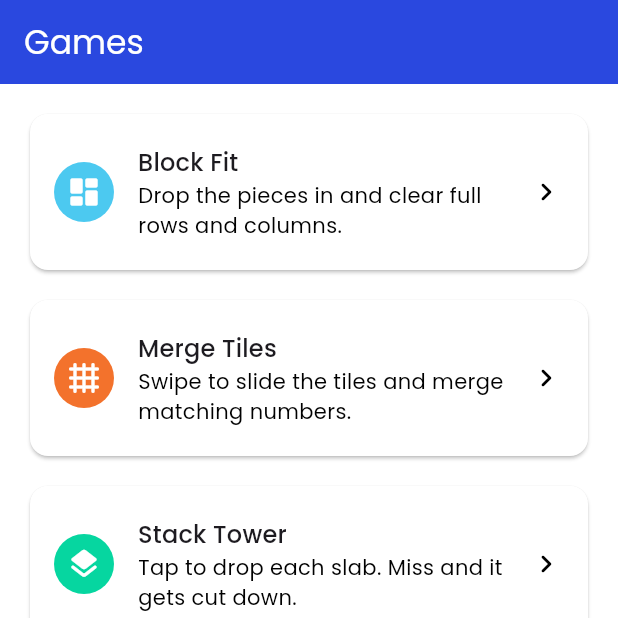
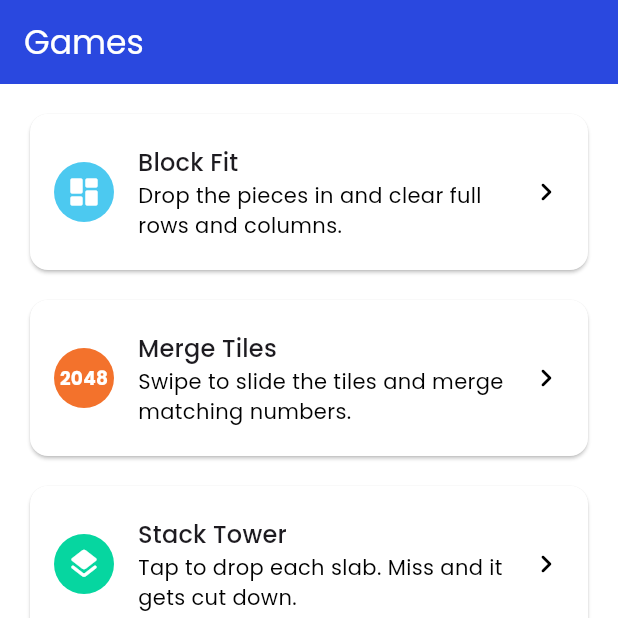
Before and after one commit to MerdanDev/sadagames, a Flutter app: the screen it shows after launch, on a phone screen of 412 x 824 dp, the top half of it. Run offline on Flutter 3.47's test engine with Material 3 defaults, Android fonts, the phone set to English and light mode, and no system bars; our stand-ins replace audioplayers, bloc, equatable, flutter_bloc, google_fonts, shared_preferences; missing offline and left inert: flame, flame_audio, flame_behaviors; generated files the repository leaves out were written again.

Commit message:
Show the empty board in Merge Tiles and label it 2048
Without the empty cells drawn the tiles floated in space and there was no
way to see where a slide would land. Draw the grid faintly underneath
everything, including under the tile being swallowed by a merge.

A catalog entry can now carry short text instead of an icon, which suits a
game whose shape everyone knows by its number.

Co-Authored-By: Claude Opus 4.8 <noreply@anthropic.com>

```diff
--- a/lib/games/game_catalog.dart
+++ b/lib/games/game_catalog.dart
@@ -14,12 +14,16 @@ class GameCatalogEntry {
     required this.id,
     required this.name,
     required this.description,
-    required this.icon,
     required this.color,
     required this.routeBuilder,
+    this.icon,
+    this.iconLabel,
     this.recordMetric,
     this.recordUnit = '',
-  });
+  }) : assert(
+         icon != null || iconLabel != null,
+         'An entry needs either an icon or a label to show on the menu',
+       );
 
   /// Stable identifier, also used as the widget key on the menu page.
   final String id;
@@ -28,7 +32,11 @@ class GameCatalogEntry {
 
   final String description;
 
-  final IconData icon;
+  /// Icon shown on the menu. Leave null to show [iconLabel] instead.
+  final IconData? icon;
+
+  /// Short text shown in place of an icon, for a game whose name is a number.
+  final String? iconLabel;
 
   /// Accent color used for the entry's leading icon.
   final Color color;
@@ -65,7 +73,7 @@ abstract final class GameCatalog {
       id: 'merge_tiles',
       name: 'Merge Tiles',
       description: 'Swipe to slide the tiles and merge matching numbers.',
-      icon: Icons.grid_4x4_rounded,
+      iconLabel: '2048',
       color: Color(0xFFF3722C),
       routeBuilder: MergeTilesPage.route,
       recordMetric: MergeTilesGame.recordMetric,
--- a/lib/games/merge_tiles/components/components.dart
+++ b/lib/games/merge_tiles/components/components.dart
@@ -1 +1,2 @@
+export 'board_grid.dart';
 export 'merge_tile.dart';
--- a/lib/menu/view/menu_page.dart
+++ b/lib/menu/view/menu_page.dart
@@ -67,7 +67,7 @@ class GameCatalogTile extends StatelessWidget {
         ),
         leading: CircleAvatar(
           backgroundColor: entry.color,
-          child: Icon(entry.icon, color: Colors.white),
+          child: _TileBadge(entry: entry),
         ),
         title: Text(
           entry.name,
@@ -107,3 +107,30 @@ class GameCatalogTile extends StatelessWidget {
     );
   }
 }
+
+/// Whatever the entry uses to identify itself: an icon, or short text for a
+/// game whose name is a number.
+class _TileBadge extends StatelessWidget {
+  const _TileBadge({required this.entry});
+
+  final GameCatalogEntry entry;
+
+  @override
+  Widget build(BuildContext context) {
+    final icon = entry.icon;
+    if (icon != null) return Icon(icon, color: Colors.white);
+
+    return Padding(
+      padding: const EdgeInsets.symmetric(horizontal: 4),
+      child: FittedBox(
+        child: Text(
+          entry.iconLabel!,
+          style: const TextStyle(
+            color: Colors.white,
+            fontWeight: FontWeight.w700,
+          ),
+        ),
+      ),
+    );
+  }
+}
```
Also changed, not shown: lib/games/merge_tiles/components/board_grid.dart (added, +37 -0 lines), lib/games/merge_tiles/merge_tiles_game.dart (+11 -0 lines), 2 other files.
